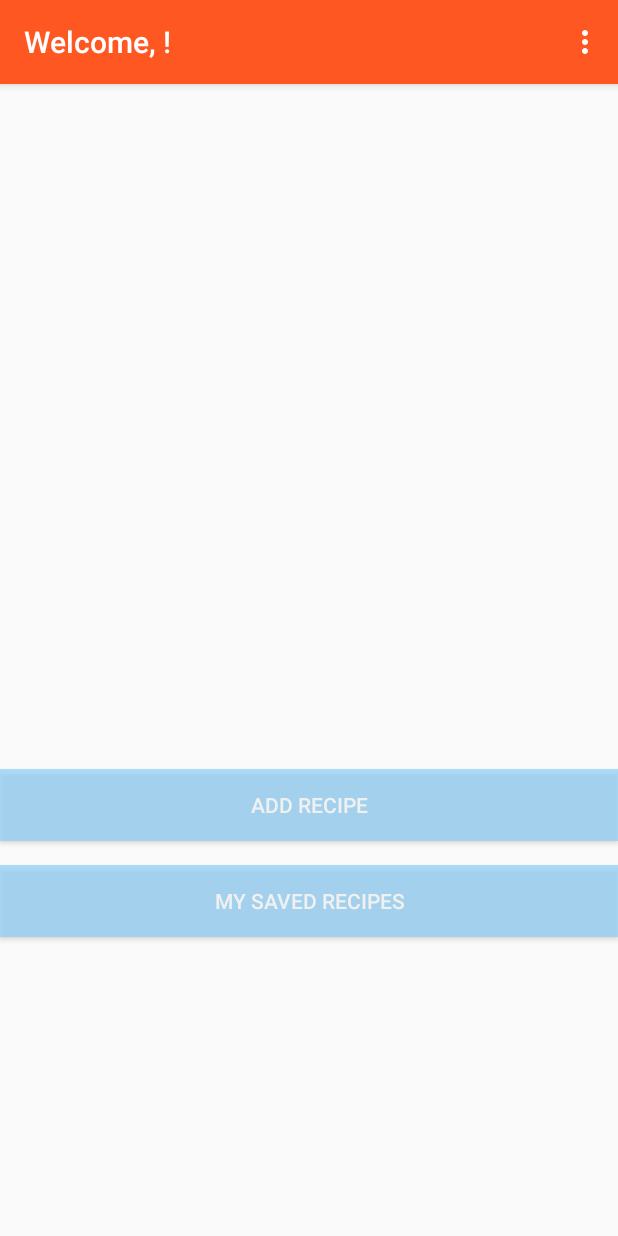
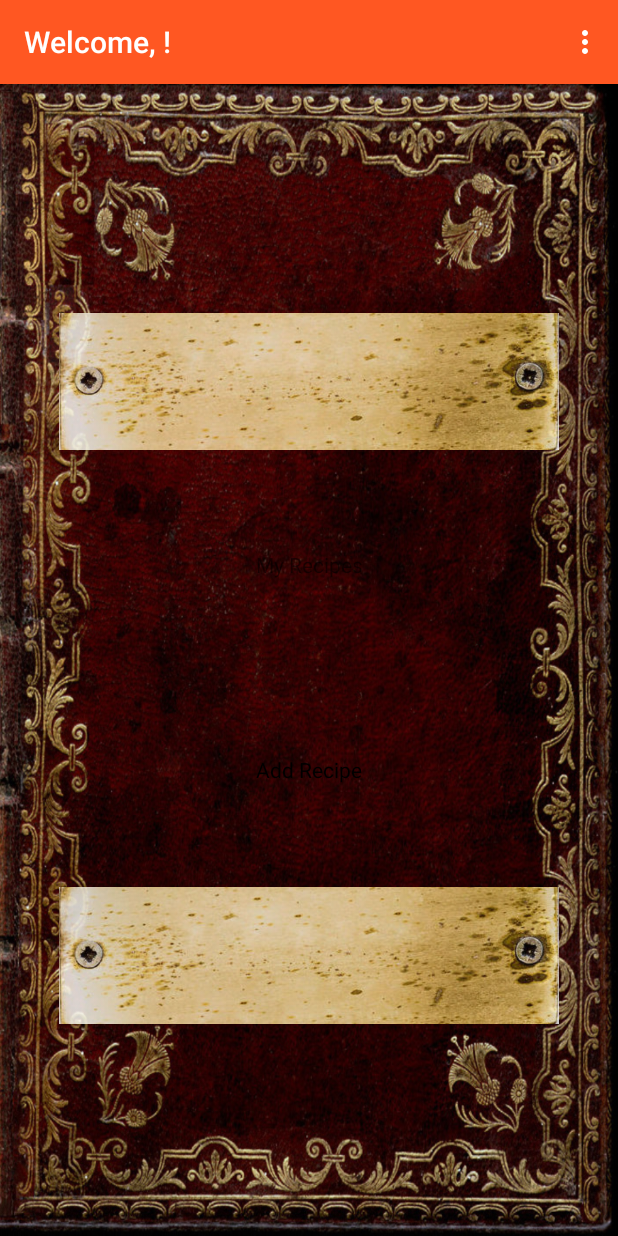
Before and after one commit to danyellington/RecipeConverter, an Android app: the screen it shows after launch once a user with an empty profile is signed in (MainActivity), on a phone screen of 412 x 824 dp. Run offline under Robolectric (Android 15) with nearby library versions, the phone set to English and light mode, and no system bars; our stand-ins replace ButterKnife, Firebase (no records; nobody signed in at launch, a user with empty details on screens opened directly).

Commit message:
adjust text layout, add images, change buttons on main page.

```diff
--- a/app/src/main/java/com/epicodus/recipeconverter/ui/MainActivity.java
+++ b/app/src/main/java/com/epicodus/recipeconverter/ui/MainActivity.java
@@ -9,6 +9,8 @@ import android.view.MenuInflater;
 import android.view.MenuItem;
 import android.view.View;
 import android.widget.Button;
+import android.widget.ImageView;
+
 import butterknife.BindView;
 import butterknife.ButterKnife;
 
@@ -18,8 +20,8 @@ import com.google.firebase.auth.FirebaseUser;
 
 public class MainActivity extends AppCompatActivity implements View.OnClickListener{
     @BindView(R.id.addRecipe)
-    Button mAddRecipe;
-    @BindView(R.id.savedRecipes) Button mSavedRecipes;
+    ImageView mAddRecipe;
+    @BindView(R.id.savedRecipes) ImageView mSavedRecipes;
 
     private FirebaseAuth mAuth;
     private FirebaseAuth.AuthStateListener mAuthListener;
@@ -30,8 +32,9 @@ public class MainActivity extends AppCompatActivity implements View.OnClickListe
         setContentView(R.layout.activity_main);
         ButterKnife.bind(this);
 
-
+    ImageView Button = (ImageView) findViewById(R.id.addRecipe);
     mAddRecipe.setOnClickListener(this);
+    ImageView Button2 = (ImageView) findViewById(R.id.savedRecipes);
     mSavedRecipes.setOnClickListener(this);
 
     mAuth = FirebaseAuth.getInstance();
--- a/app/src/main/res/layout/activity_main.xml
+++ b/app/src/main/res/layout/activity_main.xml
@@ -3,33 +3,58 @@
     xmlns:tools="http://schemas.android.com/tools"
     android:layout_width="match_parent"
     android:layout_height="match_parent"
+    android:background="@drawable/bookcover"
     tools:context="com.epicodus.recipeconverter.ui.MainActivity"
     >
 
-
-    <Button
-        android:id="@+id/addRecipe"
-        android:layout_width="match_parent"
+    <TextView
+        android:id="@+id/add"
+        android:layout_width="wrap_content"
         android:layout_height="wrap_content"
         android:layout_above="@+id/savedRecipes"
+        android:layout_centerHorizontal="true"
+        android:layout_marginBottom="35dp"
+        android:text="Add Recipe"
+        android:textColor="@color/Black" />
 
-        android:layout_marginBottom="16dp"
-        android:alpha="0.65"
-        android:background="@color/LightSkyBlue"
-        android:text="Add Recipe"
-        android:textColor="@color/colorTextIcons"
-        android:visibility="visible" />
+    <TextView
+        android:id="@+id/saved"
+        android:layout_width="wrap_content"
+        android:layout_height="wrap_content"
+        android:layout_alignLeft="@+id/add"
+        android:layout_alignStart="@+id/add"
+        android:layout_below="@+id/addRecipe"
+        android:layout_marginTop="33dp"
+        android:text="My Recipes" />
 
-    <Button
+    <ImageView
+        android:id="@+id/addRecipe"
+        android:layout_width="500px"
+        android:layout_height="wrap_content"
+
+        android:layout_alignParentTop="true"
+        android:layout_centerHorizontal="true"
+        android:layout_marginTop="119dp"
+        android:alpha="0.85"
+        android:maxHeight="10sp"
+        android:maxWidth="20sp"
+        android:src="@drawable/name"
+        android:text="Add Recipe" />
+
+    <ImageView
         android:id="@+id/savedRecipes"
-        android:layout_width="match_parent"
+        android:layout_width="500px"
         android:layout_height="wrap_content"
+
+        android:layout_alignLeft="@+id/addRecipe"
         android:layout_alignParentBottom="true"
-        android:layout_marginBottom="199dp"
-        android:alpha="0.65"
-        android:background="@color/LightSkyBlue"
-        android:text="My Saved Recipes"
-        android:textColor="@color/colorTextIcons"
-        android:visibility="visible" />
+        android:layout_alignStart="@+id/addRecipe"
+        android:layout_marginBottom="108dp"
+        android:alpha="0.85"
+        android:maxHeight="10sp"
+        android:maxWidth="20sp"
+        android:src="@drawable/name"
+        android:text="My Saved Recipes" />
+
 
 </RelativeLayout>
```
Also changed, not shown: app/src/main/res/drawable/bookcover.jpg (added), app/src/main/res/drawable/cover.jpg (added), app/src/main/res/drawable/name.jpg (added).
